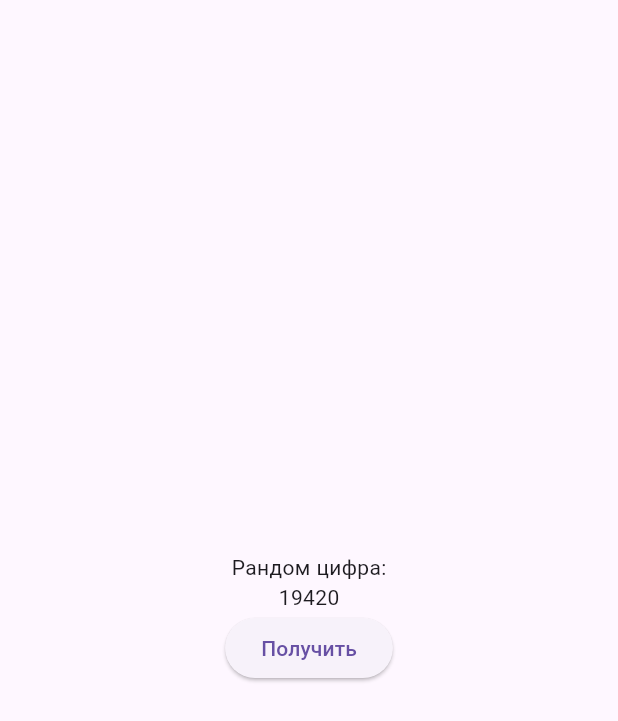
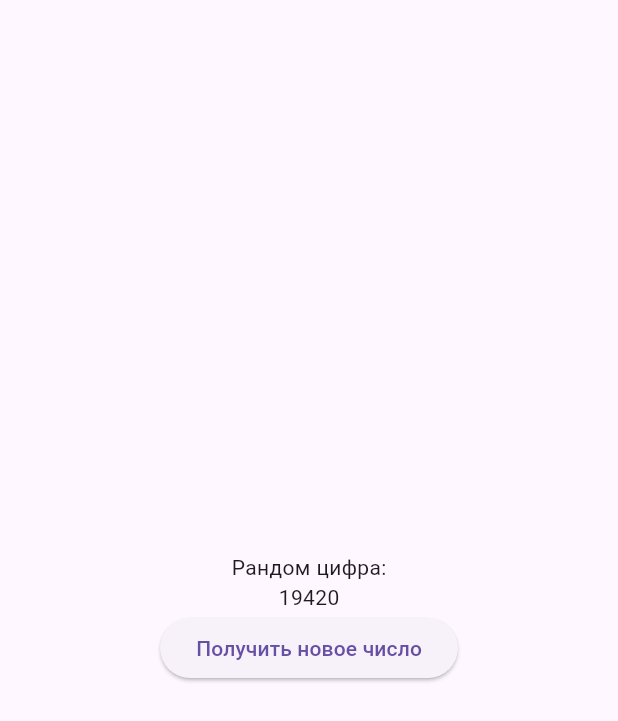
Before and after one commit to OPTI95/news, a Flutter app: the screen it shows after launch, on a phone screen of 412 x 824 dp. Shown: the top 721 px of the screen. Run offline on Flutter 3.47's test engine with Material 3 defaults, Android fonts, the phone set to English and light mode, and no system bars.

Commit message:
random_screen_add_button_text

```diff
--- a/lib/news_page.dart
+++ b/lib/news_page.dart
@@ -25,7 +25,7 @@ class _NewsPageState extends State<NewsPage> {
                 onPressed: () {
                   setState(() {});
                 },
-                child: Text("Получить"))
+                child: Text("Получить новое число"))
           ],
         ),
       ),
```
